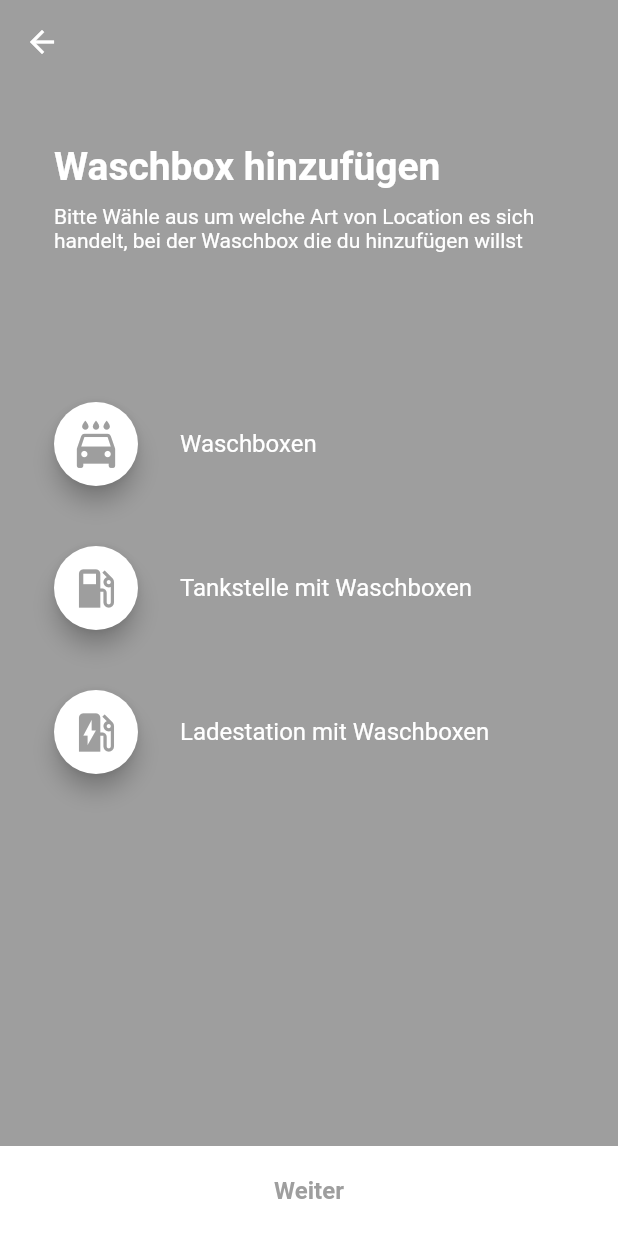
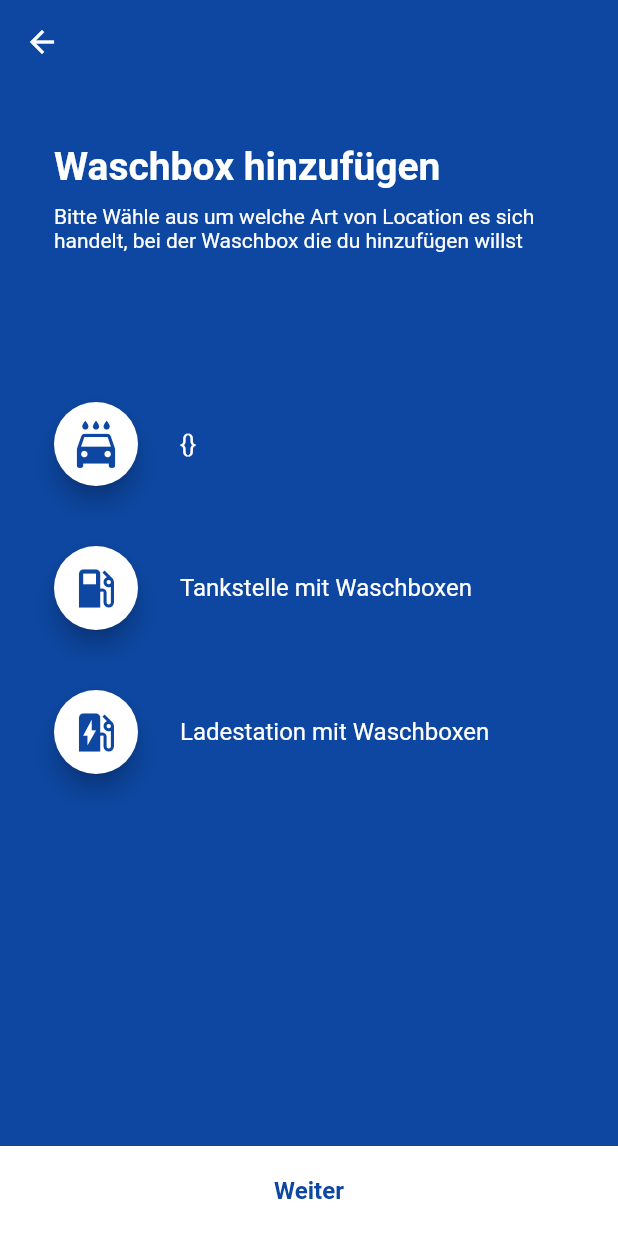
Before and after one commit to Libero793/deepblue, a Flutter app: the RegisterLocationScreen screen opened directly with empty values, on a phone screen of 412 x 824 dp. Run offline on Flutter 3.47's test engine with Material 2 defaults, Android fonts, the phone set to English and light mode, and no system bars; our stand-ins replace flutter_map, geolocator, latlong, location; missing offline and left inert: geolocation; network calls fail; statements that could not run were skipped.

```diff
--- a/lib/screens/homeScreen.dart
+++ b/lib/screens/homeScreen.dart
@@ -121,10 +121,11 @@ class _HomeScreenState extends State<HomeScreen> with TickerProviderStateMixin{
             child: new IconButton(
               icon: new Icon(Icons.add_box),
               onPressed: () {
+                /*
                 Navigator.push(
                   context,
-                  MaterialPageRoute(builder: (context) => RegisterLocationScreen(currentColor)),
-                );
+                  MaterialPageRoute(builder: (context) => RegisterLocationScreen()),
+                );*/
               },
             )
           ),
--- a/lib/screens/locatingScreen.dart
+++ b/lib/screens/locatingScreen.dart
@@ -8,6 +8,8 @@ import 'package:flutter/services.dart';
 
 
 class LocatingScreen extends StatefulWidget{
+
+
    _locationState createState() => new _locationState();
 }
 
--- a/lib/screens/registerLocationScreen.dart
+++ b/lib/screens/registerLocationScreen.dart
@@ -1,26 +1,28 @@
 import 'package:deepblue/screens/registerLocationSubScreens/setNewLocationScreen.dart';
 import 'package:flutter/material.dart';
+import 'package:latlong/latlong.dart';
 
 
 class RegisterLocationScreen extends StatefulWidget{
 
-  Color menuBackgroundColor;
-  RegisterLocationScreen(this.menuBackgroundColor);
+  Map<String, double> _pushedLocation;
+  RegisterLocationScreen(this._pushedLocation);
 
   @override
-  _RegisterLocationScreen createState() => _RegisterLocationScreen(menuBackgroundColor);
+  _RegisterLocationScreen createState() => _RegisterLocationScreen(_pushedLocation);
 
 }
 
 class _RegisterLocationScreen extends State<RegisterLocationScreen>{
 
-  Color menuBackgroundColor;
+  Color menuBackgroundColor = Colors.blue[900];
 
-  _RegisterLocationScreen(this.menuBackgroundColor);
+  Map<String, double> pushedLocation;
+  _RegisterLocationScreen(this.pushedLocation);
 
-  void setBackgroundColorMenu(Color backgroundColor){
+  /*void setBackgroundColorMenu(Color backgroundColor){
     this.menuBackgroundColor = backgroundColor;
-  }
+  }*/
 
   @override
   Widget build(BuildContext context) {
@@ -81,7 +83,7 @@ class _RegisterLocationScreen extends State<RegisterLocationScreen>{
                   ),
                   Padding(
                     padding: const EdgeInsets.all(8.0),
-                    child: new Text("Waschboxen", style: TextStyle(fontSize: 16.0, color: Colors.white),)
+                    child: new Text("$pushedLocation", style: TextStyle(fontSize: 16.0, color: Colors.white),)
                   ),
                 ],
               )
```
Also changed, not shown: lib/screens/alternateMapScreen.dart (+15 -3 lines).
